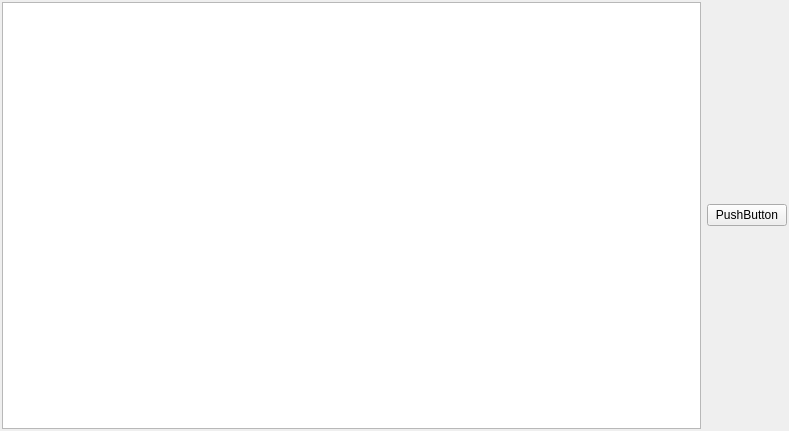
Before: the Qt Designer form strstock.ui in zadockmaloba/ProcurementSys, drawn with Qt 5.
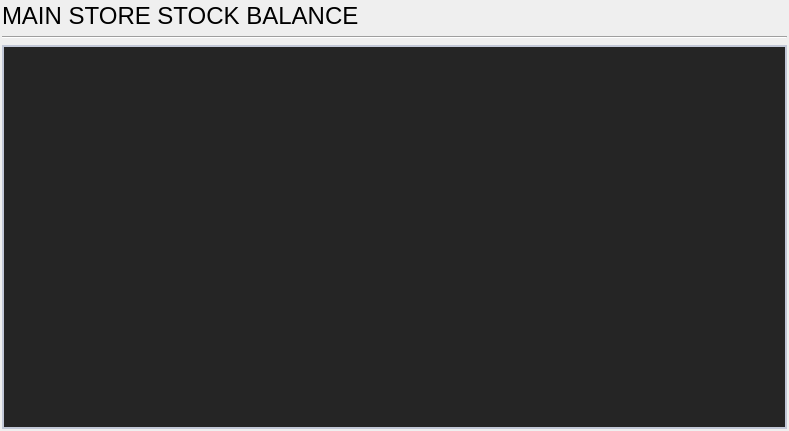
After: the same form once the commit is applied. Icons and pictures are not drawn.

Diff of the .ui file:
```diff
--- a/strstock.ui
+++ b/strstock.ui
@@ -13,7 +13,414 @@
   <property name="windowTitle">
    <string>strStock</string>
   </property>
-  <layout class="QHBoxLayout" name="horizontalLayout">
+  <property name="styleSheet">
+   <string notr="true">
+QScrollBox
+{
+	border-radius: 6px ;
+}
+
+QLabel
+{
+	border-radius: 6px;
+	
+	border-color: rgb(227, 240, 183);
+}
+
+QPushButton
+{
+	background-color: #b2dfdb;
+	/*color: #fff;*/
+	font-size: 12px;
+	font-weight: bold;
+	border: none;
+	border-radius: 12px;
+	padding: 5px;
+
+}
+
+
+QPushButton::disabled
+{
+	background-color: #5c5c5c;
+
+}
+
+
+QPushButton::pressed
+{
+	
+	background-color: qlineargradient(spread:reflect, x1:1, y1:1, x2:0.982955, y2:0.5, stop:0 rgba(166, 214, 202, 255), stop:0.607955 rgba(196, 236, 226, 255));
+}
+
+
+/*-----QCheckBox-----*/
+QCheckBox
+{
+	background-color: transparent;
+	color: #fff;
+	font-size: 10px;
+	font-weight: bold;
+	border: none;
+	border-radius: 5px;
+
+}
+
+
+/*-----QCheckBox-----*/
+QCheckBox::indicator
+{
+    color: #b1b1b1;
+    background-color: #323232;
+    border: 1px solid darkgray;
+    width: 12px;
+    height: 12px;
+
+}
+
+
+QCheckBox::indicator:checked
+{
+    image:url(&quot;./ressources/check.png&quot;);
+	background-color: #ff3333;
+    border: 1px solid #ff3333;
+
+}
+
+
+QCheckBox::indicator:unchecked:hover
+{
+    border: 1px solid #ff3333;
+
+}
+
+
+QCheckBox::disabled
+{
+	color: #656565;
+
+}
+
+
+QCheckBox::indicator:disabled
+{
+	background-color: #656565;
+	color: #656565;
+    border: 1px solid #656565;
+
+}
+
+
+/*-----QLineEdit-----*/
+QLineEdit
+{
+	background-color: #c2c7d5;
+	color: #000;
+	font-weight: bold;
+	border: none;
+	border-radius: 2px;
+	padding: 3px;
+
+}
+
+
+/*-----QListView-----*/
+QListView
+{
+	background-color: #333333;
+	color: #fff;
+	font-size: 12px;
+	font-weight: bold;
+	border: 1px solid #191919;
+	show-decoration-selected: 0;
+	padding-left: -13px;
+	padding-right: -13px;
+
+}
+
+
+QListView::item
+{
+	color: #31cecb;
+	background-color: #454e5e;
+	border: none;
+	padding: 5px;
+	border-radius: 0px;
+	padding-left : 10px;
+	height: 42px;
+
+}
+
+QListView::item:selected
+{
+	color: #000;
+	background-color: #ff3333;
+
+}
+
+
+QListView::item:!selected
+{
+	color:white;
+	background-color: transparent;
+	border: none;
+	padding-left : 10px;
+
+}
+
+
+QListView::item:!selected:hover
+{
+	color: #000;
+	background-color: #bcbdbb;
+	border: none;
+	padding-left : 10px;
+
+}
+
+
+/*-----QTreeView-----*/
+QTreeView 
+{
+	background-color: #252525;
+	show-decoration-selected: 0;
+	color: #c2c8d7;
+
+}
+
+
+QTreeView::item 
+{
+	border-top-color: transparent;
+	border-bottom-color: transparent;
+
+}
+
+
+QTreeView::item:hover 
+{
+	background-color: #bcbdbb;
+	color: #000;
+
+}
+
+
+QTreeView::item:selected 
+{
+	background-color: #ff3333;
+	color: #000;
+
+}
+
+
+QTreeView::item:selected:active
+{
+	background-color: #ff3333;
+	color: #000;
+
+}
+
+
+QTreeView::branch:has-children:!has-siblings:closed,
+QTreeView::branch:closed:has-children:has-siblings 
+{
+	image: url(://tree-closed.png);
+
+}
+
+QTreeView::branch:open:has-children:!has-siblings,
+QTreeView::branch:open:has-children:has-siblings  
+{
+	image: url(://tree-open.png);
+
+}
+
+
+/*-----QTableView &amp; QTableWidget-----*/
+QTableView
+{
+    background-color: #252525;
+	border: 1px solid gray;
+    color: #f0f0f0;
+    gridline-color: gray;
+    outline : 0;
+
+}
+
+
+QTableView::disabled
+{
+    background-color: #242526;
+    border: 1px solid #32414B;
+    color: #656565;
+    gridline-color: #656565;
+    outline : 0;
+
+}
+
+
+QTableView::item:hover 
+{
+    background-color: #bcbdbb;
+    color: #000;
+
+}
+
+
+QTableView::item:selected 
+{
+	background-color: #ff3333;
+    color: #000;
+
+}
+
+
+QTableView::item:selected:disabled
+{
+    background-color: #1a1b1c;
+    border: 2px solid #525251;
+    color: #656565;
+
+}
+
+
+QTableCornerButton::section
+{
+	background-color: #343a49;
+    color: #fff;
+
+}
+
+
+QHeaderView::section
+{
+	color: #fff;
+	border-top: 0px;
+	border-bottom: 1px solid gray;
+	border-right: 1px solid gray;
+	background-color: #343a49;
+    margin-top:1px;
+	margin-bottom:1px;
+	padding: 5px;
+
+}
+
+
+QHeaderView::section:disabled
+{
+    background-color: #525251;
+    color: #656565;
+
+}
+
+
+QHeaderView::section:checked
+{
+    color: #000;
+    background-color: #ff3333;
+
+}
+
+
+QHeaderView::section:checked:disabled
+{
+    color: #656565;
+    background-color: #525251;
+
+}
+
+
+QHeaderView::section::vertical::first,
+QHeaderView::section::vertical::only-one
+{
+    border-top: 1px solid #353635;
+
+}
+
+
+QHeaderView::section::vertical
+{
+    border-top: 1px solid #353635;
+
+}
+
+
+QHeaderView::section::horizontal::first,
+QHeaderView::section::horizontal::only-one
+{
+    border-left: 1px solid #353635;
+
+}
+
+
+QHeaderView::section::horizontal
+{
+    border-left: 1px solid #353635;
+
+}
+
+
+/*-----QScrollBar-----*/
+QScrollBar:horizontal 
+{
+    background-color: transparent;
+    height: 8px;
+    margin: 0px;
+    padding: 0px;
+
+}
+
+
+QScrollBar::handle:horizontal 
+{
+    border: none;
+	min-width: 100px;
+    background-color: #9b9b9b;
+
+}
+
+
+QScrollBar::add-line:horizontal, 
+QScrollBar::sub-line:horizontal,
+QScrollBar::add-page:horizontal, 
+QScrollBar::sub-page:horizontal 
+{
+    width: 0px;
+    background-color: transparent;
+
+}
+
+
+QScrollBar:vertical 
+{
+    background-color: transparent;
+    width: 8px;
+    margin: 0;
+
+}
+
+
+QScrollBar::handle:vertical 
+{
+    border: none;
+	min-height: 100px;
+    background-color: #9b9b9b;
+
+}
+
+
+QScrollBar::add-line:vertical, 
+QScrollBar::sub-line:vertical,
+QScrollBar::add-page:vertical, 
+QScrollBar::sub-page:vertical 
+{
+    height: 0px;
+    background-color: transparent;
+
+}
+</string>
+  </property>
+  <layout class="QVBoxLayout" name="verticalLayout">
    <property name="leftMargin">
     <number>2</number>
    </property>
@@ -27,15 +434,59 @@
     <number>2</number>
    </property>
    <item>
-    <widget class="QTreeView" name="treeView"/>
-   </item>
-   <item>
-    <widget class="QPushButton" name="pushButton">
+    <widget class="QLabel" name="label">
+     <property name="sizePolicy">
+      <sizepolicy hsizetype="Preferred" vsizetype="Minimum">
+       <horstretch>0</horstretch>
+       <verstretch>0</verstretch>
+      </sizepolicy>
+     </property>
      <property name="text">
-      <string>PushButton</string>
+      <string>&lt;html&gt;&lt;head/&gt;&lt;body&gt;&lt;p&gt;&lt;span style=&quot; font-size:18pt;&quot;&gt;MAIN STORE STOCK BALANCE&lt;/span&gt;&lt;/p&gt;&lt;/body&gt;&lt;/html&gt;</string>
      </property>
     </widget>
    </item>
+   <item>
+    <widget class="Line" name="line">
+     <property name="orientation">
+      <enum>Qt::Horizontal</enum>
+     </property>
+    </widget>
+   </item>
+   <item>
+    <widget class="QTreeView" name="treeView">
+     <property name="styleSheet">
+      <string notr="true">font: 11pt &quot;MS Shell Dlg 2&quot;;</string>
+     </property>
+     <property name="frameShape">
+      <enum>QFrame::WinPanel</enum>
+     </property>
+     <property name="frameShadow">
+      <enum>QFrame::Plain</enum>
+     </property>
+     <property name="sizeAdjustPolicy">
+      <enum>QAbstractScrollArea::AdjustIgnored</enum>
+     </property>
+     <property name="alternatingRowColors">
+      <bool>false</bool>
+     </property>
+     <property name="uniformRowHeights">
+      <bool>true</bool>
+     </property>
+     <property name="animated">
+      <bool>true</bool>
+     </property>
+     <attribute name="headerCascadingSectionResizes">
+      <bool>true</bool>
+     </attribute>
+     <attribute name="headerShowSortIndicator" stdset="0">
+      <bool>true</bool>
+     </attribute>
+     <attribute name="headerStretchLastSection">
+      <bool>true</bool>
+     </attribute>
+    </widget>
+   </item>
   </layout>
  </widget>
  <layoutdefault spacing="6" margin="11"/>
```
